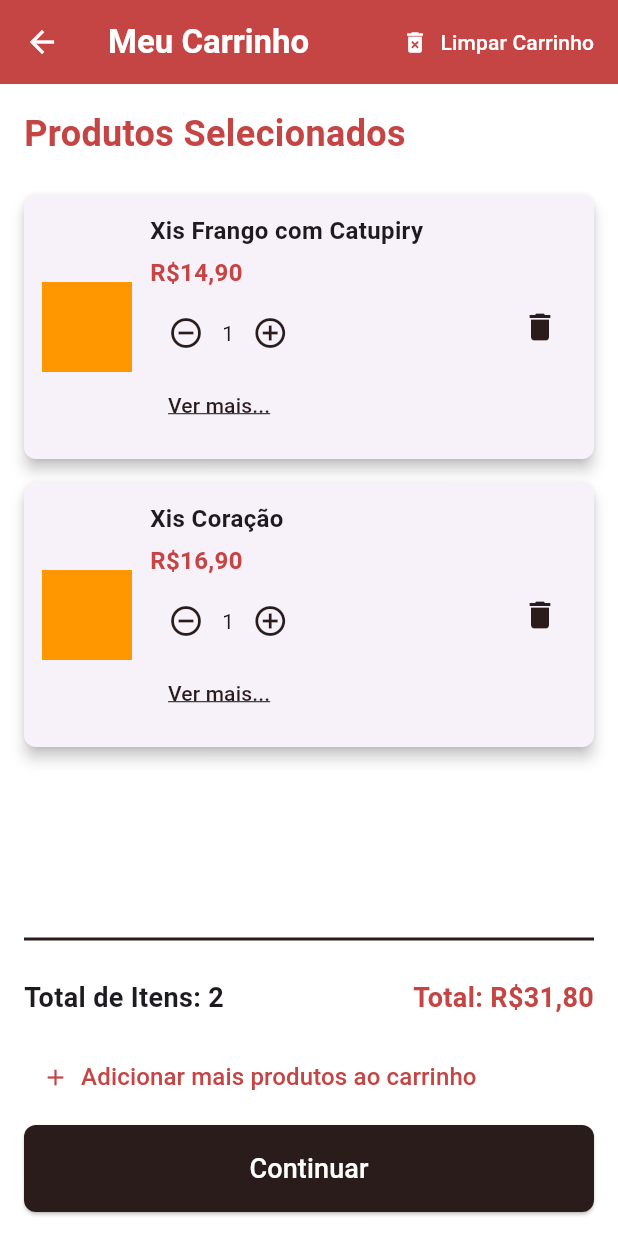
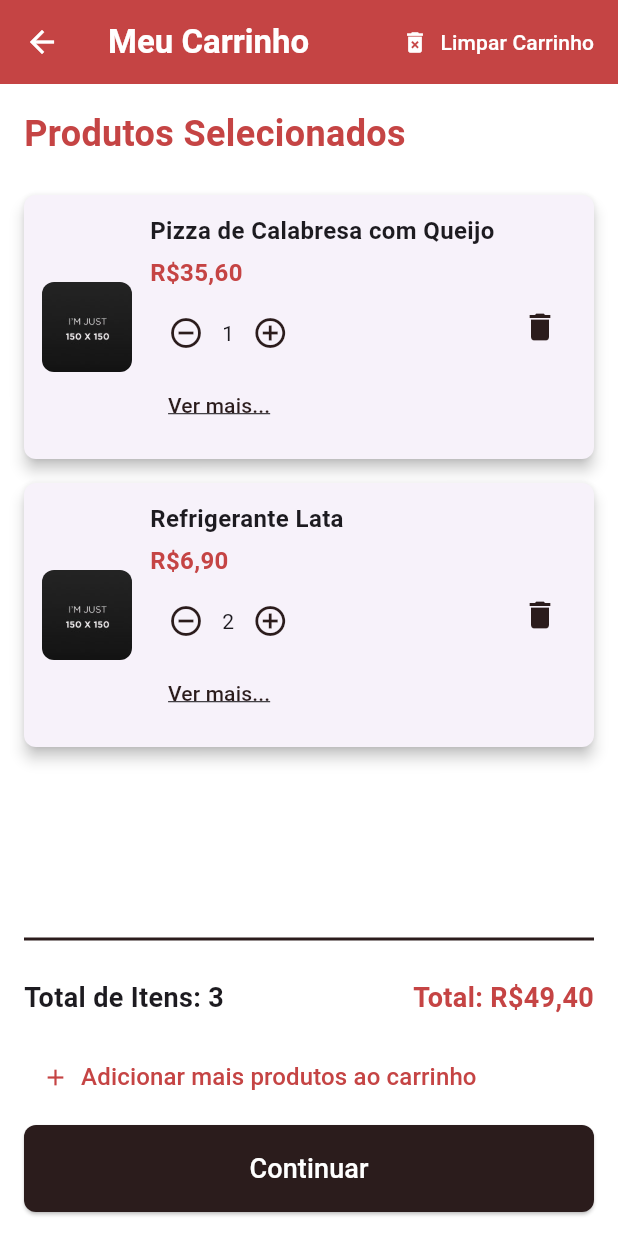
Before and after one commit to NicollasSilvaG/projeto_pizza_moblie, a Flutter app: the CarrinhoScreen screen opened by its route, on a phone screen of 412 x 824 dp. Run offline on Flutter 3.47's test engine with Material 3 defaults, Android fonts, the phone set to English and light mode, and no system bars; our stand-ins replace cached_network_image, flutter_secure_storage, mask_text_input_formatter; accounts and stored records are empty.

Commit message:
Adição de Informações no Carrinho

```diff
--- a/lib/screens/Pedidos/carrinho.dart
+++ b/lib/screens/Pedidos/carrinho.dart
@@ -9,8 +9,8 @@ class CarrinhoScreen extends StatefulWidget {
 
 class _CarrinhoScreenState extends State<CarrinhoScreen> {
   final List<CartItem> cartItems = [
-    CartItem(name: 'Xis Frango com Catupiry', price: 14.90, quantity: 1),
-    CartItem(name: 'Xis Coração', price: 16.90, quantity: 1),
+    CartItem(name: 'Pizza de Calabresa com Queijo', price: 35.60, quantity: 1),
+    CartItem(name: 'Refrigerante Lata', price: 6.90, quantity: 2),
   ];
 
   double get total => cartItems.fold(0, (sum, item) => sum + (item.price * item.quantity));
@@ -36,11 +36,10 @@ class _CarrinhoScreenState extends State<CarrinhoScreen> {
           "Meu Carrinho",
           style: TextStyle(
             color: Colors.white,
-            fontWeight: FontWeight.bold,  // Título em negrito
+            fontWeight: FontWeight.bold,
           ),
         ),
         actions: [
-          // Botão "Limpar Carrinho" com texto e ícone
           TextButton.icon(
             onPressed: clearCart,
             icon: const Icon(Icons.delete_forever, color: Colors.white),
@@ -51,20 +50,20 @@ class _CarrinhoScreenState extends State<CarrinhoScreen> {
           ),
         ],
         leading: IconButton(
-          icon: const Icon(Icons.arrow_back, color: Colors.white),  // A seta é da mesma cor que o título
+          icon: const Icon(Icons.arrow_back, color: Colors.white),
           onPressed: () {
             Navigator.pop(context);
           },
         ),
       ),
-      backgroundColor: Colors.white,  // Cor do fundo branca
+      backgroundColor: Colors.white,
       body: Padding(
         padding: const EdgeInsets.all(16.0),
         child: Column(
           crossAxisAlignment: CrossAxisAlignment.start,
           children: [
             const Text(
-              'Produtos Selecionados',  // Cor alterada para Color(0xFF2B1C1C)
+              'Produtos Selecionados',
               style: TextStyle(
                 fontSize: 24,
                 fontWeight: FontWeight.bold,
@@ -72,7 +71,6 @@ class _CarrinhoScreenState extends State<CarrinhoScreen> {
               ),
             ),
             const SizedBox(height: 16),
-
             Expanded(
               child: ListView(
                 children: [
@@ -80,16 +78,12 @@ class _CarrinhoScreenState extends State<CarrinhoScreen> {
                 ],
               ),
             ),
-
-            // Linha divisória entre a lista de itens e a área de total
             const Divider(
-              color: Color(0xFF2B1C1C),  // Cor da linha
-              thickness: 2,  // Espessura da linha
-              height: 20,  // Espaçamento ao redor da linha
+              color: Color(0xFF2B1C1C),
+              thickness: 2,
+              height: 20,
             ),
-
             const SizedBox(height: 16),
-
             Row(
               mainAxisAlignment: MainAxisAlignment.spaceBetween,
               children: [
@@ -102,13 +96,12 @@ class _CarrinhoScreenState extends State<CarrinhoScreen> {
                   style: const TextStyle(
                     fontSize: 18,
                     fontWeight: FontWeight.bold,
-                    color: Color(0xFFC54444),  // Cor do total igual a da AppBar
+                    color: Color(0xFFC54444),
                   ),
                 ),
               ],
             ),
             const SizedBox(height: 16),
-
             TextButton.icon(
               onPressed: () {
                 Navigator.pushNamed(context, '/home');
@@ -120,13 +113,12 @@ class _CarrinhoScreenState extends State<CarrinhoScreen> {
               ),
             ),
             const SizedBox(height: 8),
-
             ElevatedButton(
               onPressed: () {
                 Navigator.pushNamed(context, '/finalizar_pedido');
               },
               style: ElevatedButton.styleFrom(
-                backgroundColor: const Color(0xFF2B1C1C),  // Cor alterada para o valor especificado
+                backgroundColor: const Color(0xFF2B1C1C),
                 padding: const EdgeInsets.symmetric(vertical: 16.0),
                 shape: RoundedRectangleBorder(
                   borderRadius: BorderRadius.circular(8.0),
@@ -135,7 +127,7 @@ class _CarrinhoScreenState extends State<CarrinhoScreen> {
               child: const Center(
                 child: Text(
                   'Continuar',
-                  style: TextStyle(fontSize: 18, color: Colors.white),  // Texto branco
+                  style: TextStyle(fontSize: 18, color: Colors.white),
                 ),
               ),
             ),
@@ -156,10 +148,14 @@ class _CarrinhoScreenState extends State<CarrinhoScreen> {
         padding: const EdgeInsets.all(12.0),
         child: Row(
           children: [
-            Container(
-              color: Colors.orange,
-              width: 60,
-              height: 60,
+            ClipRRect(
+              borderRadius: BorderRadius.circular(8.0), // Adiciona bordas arredondadas
+              child: Image.asset(
+                'assets/150x150.jpg', // Caminho para a imagem
+                width: 60,
+                height: 60,
+                fit: BoxFit.cover,
+              ),
             ),
             const SizedBox(width: 12),
             Expanded(
@@ -172,20 +168,19 @@ class _CarrinhoScreenState extends State<CarrinhoScreen> {
                     overflow: TextOverflow.ellipsis,
                   ),
                   const SizedBox(height: 5),
-                  // Preço do produto com a mesma cor da AppBar
                   Text(
                     'R\$${formatCurrency(item.price)}',
                     style: const TextStyle(
                       fontSize: 16,
                       fontWeight: FontWeight.bold,
-                      color: Color(0xFFC54444),  // Cor alterada para a da AppBar
+                      color: Color(0xFFC54444),
                     ),
                   ),
                   const SizedBox(height: 5),
                   Row(
                     children: [
                       IconButton(
-                        icon: const Icon(Icons.remove_circle_outline, color: Color(0xFF2B1C1C)),  // Cor alterada
+                        icon: const Icon(Icons.remove_circle_outline, color: Color(0xFF2B1C1C)),
                         onPressed: () {
                           setState(() {
                             if (item.quantity > 1) {
@@ -198,7 +193,7 @@ class _CarrinhoScreenState extends State<CarrinhoScreen> {
                       ),
                       Text(item.quantity.toString()),
                       IconButton(
-                        icon: const Icon(Icons.add_circle_outline, color: Color(0xFF2B1C1C)),  // Cor alterada
+                        icon: const Icon(Icons.add_circle_outline, color: Color(0xFF2B1C1C)),
                         onPressed: () {
                           setState(() {
                             item.quantity++;
@@ -207,7 +202,6 @@ class _CarrinhoScreenState extends State<CarrinhoScreen> {
                       ),
                     ],
                   ),
-                  // Adicionando o mini botão de "Ver mais"
                   TextButton(
                     onPressed: () {
                       // Lógica para ver mais detalhes do produto
@@ -215,7 +209,7 @@ class _CarrinhoScreenState extends State<CarrinhoScreen> {
                     child: const Text(
                       "Ver mais...",
                       style: TextStyle(
-                        color: Color(0xFF2B1C1C),  // Cor alterada
+                        color: Color(0xFF2B1C1C),
                         decoration: TextDecoration.underline,
                         fontSize: 14,
                       ),
@@ -226,9 +220,8 @@ class _CarrinhoScreenState extends State<CarrinhoScreen> {
             ),
             Column(
               children: [
-                // Ícone da lixeira
                 IconButton(
-                  icon: const Icon(Icons.delete, color: Color(0xFF2B1C1C)),  // Cor alterada
+                  icon: const Icon(Icons.delete, color: Color(0xFF2B1C1C)),
                   onPressed: () {
                     setState(() {
                       cartItems.remove(item);
--- a/lib/screens/Pedidos/detalhes_pedido.dart
+++ b/lib/screens/Pedidos/detalhes_pedido.dart
@@ -78,8 +78,7 @@ class VisualizarPedidoScreen extends StatelessWidget {
             ),
             const SizedBox(height: 10),
             const Text(
-              "Aqui você pode adicionar informações detalhadas sobre o pedido, "
-              "como a quantidade, ingredientes personalizados, observações do cliente, etc.",
+              "Aqui vamos colocar as informações detalhadas sobre o pedido, ",
               style: TextStyle(fontSize: 16),
             ),
           ],
--- a/lib/screens/tela_inicial.dart
+++ b/lib/screens/tela_inicial.dart
@@ -15,7 +15,7 @@ class TelaInicialScreenState extends State<TelaInicialScreen> {
   List<dynamic> produtos = [];
   List<dynamic> produtosFiltrados = [];
   List<dynamic> categorias = []; // Lista para armazenar as categorias
-  TextEditingController _searchController = TextEditingController();
+  final TextEditingController _searchController = TextEditingController();
 
   @override
   void initState() {
```
